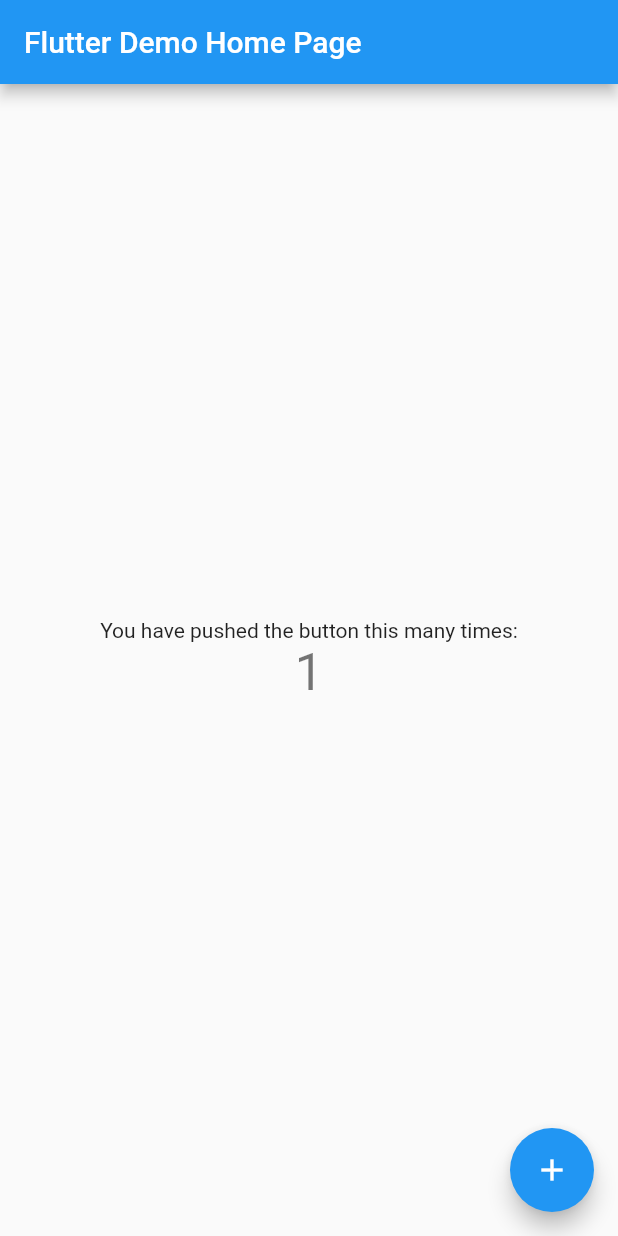
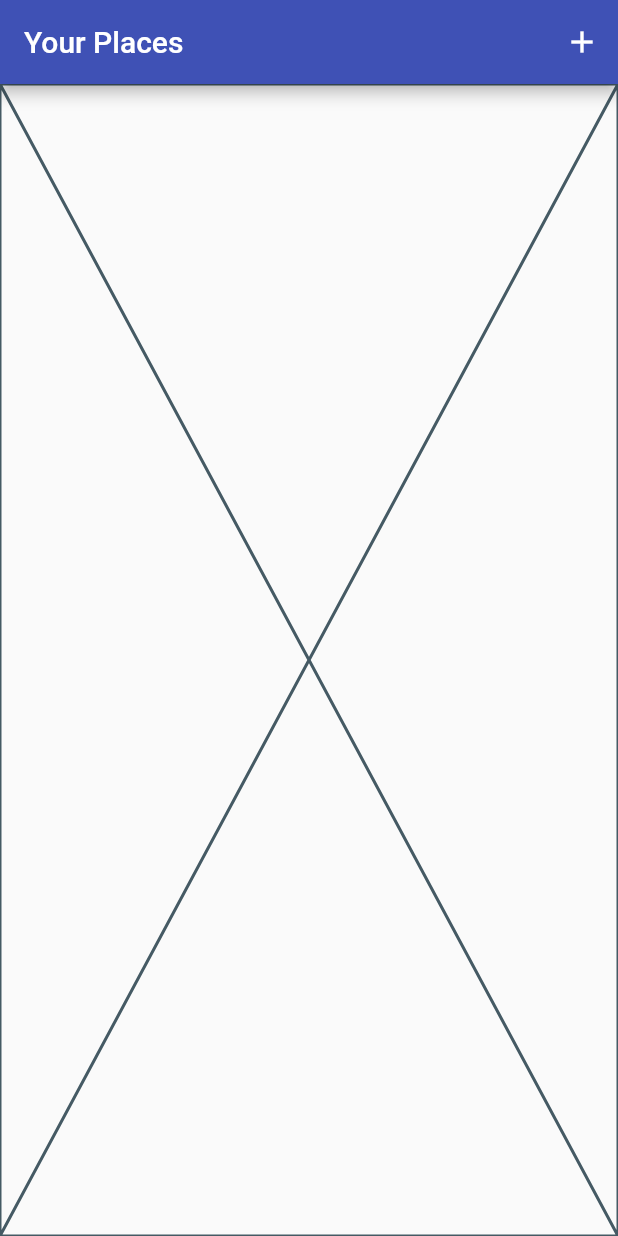
Before and after one commit to daviditco4/great-places-app, a Flutter app: the screen it shows after launch, after a tap on the "add" icon, on a phone screen of 412 x 824 dp. Run offline on Flutter 3.47's test engine with Material 2 defaults, Android fonts, the phone set to English and light mode, and no system bars.

Commit message:
Add basic app with empty home page

```diff
--- a/lib/main.dart
+++ b/lib/main.dart
@@ -1,113 +1,20 @@
 import 'package:flutter/material.dart';
 
-void main() {
-  runApp(MyApp());
-}
+import 'pages/view/places_overview_page.dart';
+
+void main() => runApp(MyApp());
 
 class MyApp extends StatelessWidget {
-  // This widget is the root of your application.
   @override
   Widget build(BuildContext context) {
     return MaterialApp(
-      title: 'Flutter Demo',
+      title: 'Great Places App',
       theme: ThemeData(
-        // This is the theme of your application.
-        //
-        // Try running your application with "flutter run". You'll see the
-        // application has a blue toolbar. Then, without quitting the app, try
-        // changing the primarySwatch below to Colors.green and then invoke
-        // "hot reload" (press "r" in the console where you ran "flutter run",
-        // or simply save your changes to "hot reload" in a Flutter IDE).
-        // Notice that the counter didn't reset back to zero; the application
-        // is not restarted.
-        primarySwatch: Colors.blue,
+        primarySwatch: Colors.indigo,
+        accentColor: Colors.amberAccent,
       ),
-      home: MyHomePage(title: 'Flutter Demo Home Page'),
+      home: PlacesOverviewPage(),
+      routes: {},
     );
   }
 }
-
-class MyHomePage extends StatefulWidget {
-  MyHomePage({Key? key, required this.title}) : super(key: key);
-
-  // This widget is the home page of your application. It is stateful, meaning
-  // that it has a State object (defined below) that contains fields that affect
-  // how it looks.
-
-  // This class is the configuration for the state. It holds the values (in this
-  // case the title) provided by the parent (in this case the App widget) and
-  // used by the build method of the State. Fields in a Widget subclass are
-  // always marked "final".
-
-  final String title;
-
-  @override
-  _MyHomePageState createState() => _MyHomePageState();
-}
-
-class _MyHomePageState extends State<MyHomePage> {
-  int _counter = 0;
-
-  void _incrementCounter() {
-    setState(() {
-      // This call to setState tells the Flutter framework that something has
-      // changed in this State, which causes it to rerun the build method below
-      // so that the display can reflect the updated values. If we changed
-      // _counter without calling setState(), then the build method would not be
-      // called again, and so nothing would appear to happen.
-      _counter++;
-    });
-  }
-
-  @override
-  Widget build(BuildContext context) {
-    // This method is rerun every time setState is called, for instance as done
-    // by the _incrementCounter method above.
-    //
-    // The Flutter framework has been optimized to make rerunning build methods
-    // fast, so that you can just rebuild anything that needs updating rather
-    // than having to individually change instances of widgets.
-    return Scaffold(
-      appBar: AppBar(
-        // Here we take the value from the MyHomePage object that was created by
-        // the App.build method, and use it to set our appbar title.
-        title: Text(widget.title),
-      ),
-      body: Center(
-        // Center is a layout widget. It takes a single child and positions it
-        // in the middle of the parent.
-        child: Column(
-          // Column is also a layout widget. It takes a list of children and
-          // arranges them vertically. By default, it sizes itself to fit its
-          // children horizontally, and tries to be as tall as its parent.
-          //
-          // Invoke "debug painting" (press "p" in the console, choose the
-          // "Toggle Debug Paint" action from the Flutter Inspector in Android
-          // Studio, or the "Toggle Debug Paint" command in Visual Studio Code)
-          // to see the wireframe for each widget.
-          //
-          // Column has various properties to control how it sizes itself and
-          // how it positions its children. Here we use mainAxisAlignment to
-          // center the children vertically; the main axis here is the vertical
-          // axis because Columns are vertical (the cross axis would be
-          // horizontal).
-          mainAxisAlignment: MainAxisAlignment.center,
-          children: <Widget>[
-            Text(
-              'You have pushed the button this many times:',
-            ),
-            Text(
-              '$_counter',
-              style: Theme.of(context).textTheme.headline4,
-            ),
-          ],
-        ),
-      ),
-      floatingActionButton: FloatingActionButton(
-        onPressed: _incrementCounter,
-        tooltip: 'Increment',
-        child: Icon(Icons.add),
-      ), // This trailing comma makes auto-formatting nicer for build methods.
-    );
-  }
-}
--- /dev/null
+++ b/lib/pages/view/places_overview_page.dart
@@ -0,0 +1,14 @@
+import 'package:flutter/material.dart';
+
+class PlacesOverviewPage extends StatelessWidget {
+  @override
+  Widget build(BuildContext context) {
+    return Scaffold(
+      appBar: AppBar(
+        title: const Text('Your Places'),
+        actions: [IconButton(icon: const Icon(Icons.add), onPressed: () {})],
+      ),
+      body: const Placeholder(),
+    );
+  }
+}
--- a/pubspec.yaml
+++ b/pubspec.yaml
@@ -23,6 +23,7 @@
 dependencies:
   flutter:
     sdk: flutter
+  provider: ^5.0.0
 
 
   # The following adds the Cupertino Icons font to your application.
```
Also changed, not shown: lib/pages/add/add_place_page.dart (added), pubspec.lock.
